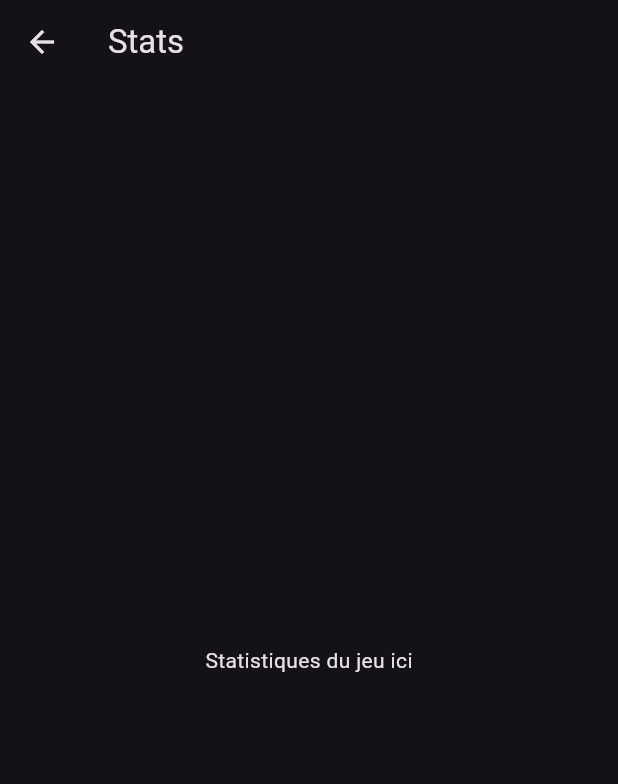
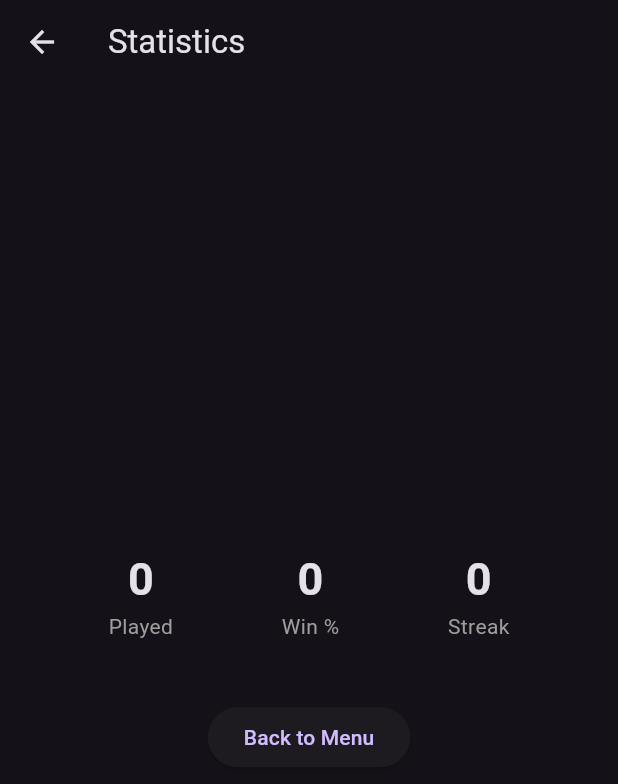
Before and after one commit to vfaust1/Devle, a Flutter app: the screen it shows after launch, after a tap on "Stats", on a phone screen of 412 x 824 dp. Shown: the top 784 px of the screen. Run offline on Flutter 3.47's test engine with Material 3 defaults, Android fonts, the phone set to English and light mode, and no system bars; our stand-ins replace shared_preferences.

Commit message:
feat: add word dictionary system and statistics tracking
- Create WordService to manage word dictionary (random and daily words)
- Implement StatsService with shared_preferences for persistent stats
- Add assets/words.txt dictionary file
- Integrate game statistics tracking (wins, losses, streak)
- Update daily_word_screen to use dynamic word length
- Connect home screen to daily/free word modes
- Remove obsolete free_word_screen.dart
- Add shared_preferences dependency

```diff
--- a/lib/main.dart
+++ b/lib/main.dart
@@ -1,7 +1,12 @@
 import 'package:flutter/material.dart';
 import 'screens/home_screen.dart';
+import 'services/word_service.dart';
 
-void main() {
+void main() async {
+  WidgetsFlutterBinding.ensureInitialized();
+
+  await WordService.loadDictionary();
+
   runApp(const DevleApp());
 }
 
--- a/lib/screens/home_screen.dart
+++ b/lib/screens/home_screen.dart
@@ -1,6 +1,6 @@
+import 'package:devle/services/word_service.dart';
 import 'package:flutter/material.dart';
 import 'daily_word_screen.dart';
-import 'free_word_screen.dart';
 import 'stats_screen.dart';
 import 'settings_screen.dart';
 
@@ -17,27 +17,28 @@ class HomeScreen extends StatelessWidget {
           children: [
             ElevatedButton(
               onPressed: () {
+                String daily = WordService.getDailyWord();
                 Navigator.push(
                   context,
-                  MaterialPageRoute(builder: (context) => const DailyWordScreen()),
+                  MaterialPageRoute(builder: (context) => DailyWordScreen(forcedWord: daily)),
                 );
               },
               child: const Text('Daily Word'),
             ),
 
-            const SizedBox(height: 10),
+            const SizedBox(height: 20),
 
             ElevatedButton(
                onPressed: () {
                 Navigator.push(
                   context,
-                  MaterialPageRoute(builder: (context) => const FreeWordScreen()),
+                  MaterialPageRoute(builder: (context) => const DailyWordScreen()),
                 );
                },
                child: const Text('Free Word')
             ),
 
-            const SizedBox(height: 10),
+            const SizedBox(height: 20),
 
             ElevatedButton(
                onPressed: () {
@@ -49,7 +50,7 @@ class HomeScreen extends StatelessWidget {
                child: const Text('Stats')
             ),
 
-            const SizedBox(height: 10),
+            const SizedBox(height: 20),
 
             ElevatedButton(
                onPressed: () {
--- a/lib/screens/stats_screen.dart
+++ b/lib/screens/stats_screen.dart
@@ -1,15 +1,80 @@
 import 'package:flutter/material.dart';
+import '../services/stats_service.dart';
 
-class StatsScreen extends StatelessWidget {
+class StatsScreen extends StatefulWidget {
   const StatsScreen({super.key});
+
+  @override
+  State<StatsScreen> createState() => _StatsScreenState();
+}
+
+class _StatsScreenState extends State<StatsScreen> {
+  // Variables pour l'affichage
+  int played = 0;
+  int won = 0;
+  int streak = 0;
+  bool isLoading = true;
+
+  @override
+  void initState() {
+    super.initState();
+    _loadStats();
+  }
+
+  // On charge les données au démarrage de l'écran
+  Future<void> _loadStats() async {
+    final stats = await StatsService.getStats();
+    setState(() {
+      played = stats['played']!;
+      won = stats['won']!;
+      streak = stats['streak']!;
+      isLoading = false;
+    });
+  }
 
   @override
   Widget build(BuildContext context) {
     return Scaffold(
-      appBar: AppBar(title: const Text('Stats')),
-      body: const Center(
-        child: Text('Statistiques du jeu ici'),
-      ),
+      appBar: AppBar(title: const Text('Statistics')),
+      body: isLoading
+          ? const Center(child: CircularProgressIndicator())
+          : Center(
+              child: Column(
+                mainAxisAlignment: MainAxisAlignment.center,
+                children: [
+                  // Ligne des compteurs
+                  Row(
+                    mainAxisAlignment: MainAxisAlignment.spaceEvenly,
+                    children: [
+                      _buildStatItem("Played", played),
+                      _buildStatItem("Win %", played == 0 ? 0 : (won / played * 100).toInt()),
+                      _buildStatItem("Streak", streak),
+                    ],
+                  ),
+
+                  const SizedBox(height: 40),
+
+                  // Petit bouton retour
+                  ElevatedButton(
+                    onPressed: () => Navigator.pop(context),
+                    child: const Text('Back to Menu'),
+                  ),
+                ],
+              ),
+            ),
+    );
+  }
+
+  // Un petit widget helper pour faire joli
+  Widget _buildStatItem(String label, int value) {
+    return Column(
+      children: [
+        Text(
+          value.toString(),
+          style: const TextStyle(fontSize: 30, fontWeight: FontWeight.bold),
+        ),
+        Text(label, style: const TextStyle(color: Colors.grey)),
+      ],
     );
   }
 }
--- /dev/null
+++ b/lib/services/stats_service.dart
@@ -0,0 +1,38 @@
+import 'package:shared_preferences/shared_preferences.dart';
+
+class StatsService {
+  static const String _keyGamesPlayed = 'games_played';
+  static const String _keyGamesWon = 'games_won';
+  static const String _keyCurrentStreak = 'current_streak';
+
+  // Récupérer toutes les stats d'un coup
+  static Future<Map<String, int>> getStats() async {
+    final prefs = await SharedPreferences.getInstance();
+    return {
+      'played': prefs.getInt(_keyGamesPlayed) ?? 0,
+      'won': prefs.getInt(_keyGamesWon) ?? 0,
+      'streak': prefs.getInt(_keyCurrentStreak) ?? 0,
+    };
+  }
+
+  // Sauvegarder le résultat d'une partie
+  static Future<void> saveGameResult({required bool won}) async {
+    final prefs = await SharedPreferences.getInstance();
+
+    // 1. Mise à jour du nombre de parties
+    int played = prefs.getInt(_keyGamesPlayed) ?? 0;
+    await prefs.setInt(_keyGamesPlayed, played + 1);
+
+    // 2. Mise à jour des victoires et du streak
+    if (won) {
+      int wins = prefs.getInt(_keyGamesWon) ?? 0;
+      await prefs.setInt(_keyGamesWon, wins + 1);
+
+      int streak = prefs.getInt(_keyCurrentStreak) ?? 0;
+      await prefs.setInt(_keyCurrentStreak, streak + 1);
+    } else {
+      // Si perdu, le streak retombe à 0 !
+      await prefs.setInt(_keyCurrentStreak, 0);
+    }
+  }
+}
--- /dev/null
+++ b/lib/services/word_service.dart
@@ -0,0 +1,52 @@
+import 'package:flutter/services.dart' show rootBundle;
+import 'dart:convert';
+import 'dart:math';
+
+class WordService {
+  // Une liste statique pour stocker les mots une fois chargés
+  static List<String> _words = [];
+
+  // Fonction pour charger le dictionnaire depuis le fichier
+  static Future<void> loadDictionary() async {
+    try {
+      // 1. On lit le fichier brut en une seule longue chaine
+      String fileContent = await rootBundle.loadString('assets/words.txt');
+
+      // 2. On coupe à chaque saut de ligne pour faire une liste
+      // LineSplitter gère les différences Windows/Mac (\r\n vs \n)
+      _words = const LineSplitter().convert(fileContent);
+
+      // 3. On filtre pour être sûr (majuscules, pas d'espaces, 5-6 lettres)
+      _words = _words
+          .map((w) => w.trim().toUpperCase())
+          .where((w) => w.length == 5 || w.length == 6)
+          .toList();
+
+      print("Dictionnaire chargé : ${_words.length} mots.");
+    } catch (e) {
+      print("Erreur chargement dictionnaire : $e");
+      // Fallback au cas où le fichier plante
+      _words = ["ERROR", "FLUTTER"];
+    }
+  }
+
+  // Pour récupérer un mot au hasard (Mode Free Word)
+  static String getRandomWord() {
+    if (_words.isEmpty) return "ERROR";
+
+    final random = Random();
+    int index = random.nextInt(_words.length);
+
+    return _words[index];
+  }
+
+  static String getDailyWord() {
+    if (_words.isEmpty) return "ERROR";
+
+    final now = DateTime.now();
+    final dayId = now.year * 10000 + now.month * 100 + now.day;
+    final index = dayId % _words.length;
+
+    return _words[index];
+  }
+}
--- a/pubspec.yaml
+++ b/pubspec.yaml
@@ -34,6 +34,7 @@ dependencies:
   # The following adds the Cupertino Icons font to your application.
   # Use with the CupertinoIcons class for iOS style icons.
   cupertino_icons: ^1.0.8
+  shared_preferences: ^2.5.4
 
 dev_dependencies:
   flutter_test:
@@ -58,9 +59,8 @@ flutter:
   uses-material-design: true
 
   # To add assets to your application, add an assets section, like this:
-  # assets:
-  #   - images/a_dot_burr.jpeg
-  #   - images/a_dot_ham.jpeg
+  assets:
+    - assets/words.txt
 
   # An image asset can refer to one or more resolution-specific "variants", see
   # https://flutter.dev/to/resolution-aware-images
```
Also changed, not shown: assets/words.txt (added, +32 -0 lines), lib/screens/daily_word_screen.dart (+71 -6 lines), lib/screens/free_word_screen.dart (deleted, +0 -15 lines), lib/widgets/letter_tile.dart (+8 -5 lines), pubspec.lock, 1 other file.
